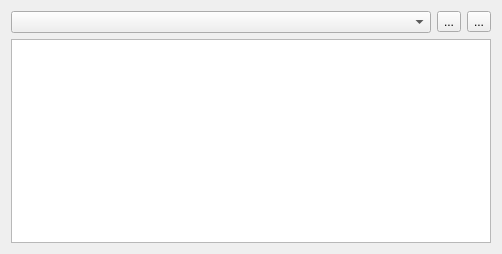
Old version of the form widgets/dmexportform.ui in the repository wepavel/BLSMark.
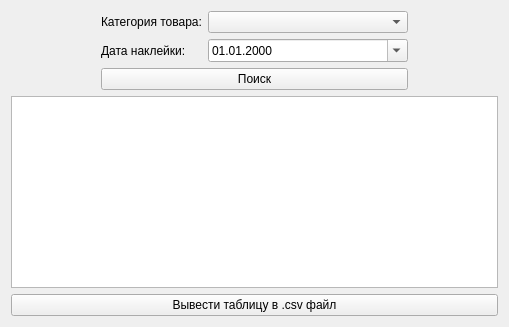
New version of the form. Icons and pictures are not drawn. Custom widgets are drawn as their Qt base class.

What changed in the file:
```diff
--- a/widgets/dmexportform.ui
+++ b/widgets/dmexportform.ui
@@ -6,40 +6,172 @@
    <rect>
     <x>0</x>
     <y>0</y>
-    <width>502</width>
-    <height>254</height>
+    <width>509</width>
+    <height>327</height>
    </rect>
   </property>
   <property name="windowTitle">
    <string>Form</string>
   </property>
-  <layout class="QGridLayout" name="gridLayout">
-   <item row="1" column="0">
-    <layout class="QHBoxLayout" name="horizontalLayout">
-     <item>
-      <widget class="QComboBox" name="comboBox"/>
+  <layout class="QVBoxLayout" name="verticalLayout">
+   <item>
+    <layout class="QGridLayout" name="gridLayout">
+     <property name="sizeConstraint">
+      <enum>QLayout::SizeConstraint::SetMinimumSize</enum>
+     </property>
+     <item row="1" column="2">
+      <widget class="GtinNamesComboBox" name="cb_goods">
+       <property name="sizePolicy">
+        <sizepolicy hsizetype="Expanding" vsizetype="Fixed">
+         <horstretch>0</horstretch>
+         <verstretch>0</verstretch>
+        </sizepolicy>
+       </property>
+       <property name="minimumSize">
+        <size>
+         <width>200</width>
+         <height>0</height>
+        </size>
+       </property>
+       <property name="maximumSize">
+        <size>
+         <width>450</width>
+         <height>16777215</height>
+        </size>
+       </property>
+      </widget>
      </item>
-     <item>
-      <widget class="QToolButton" name="pb_calendar">
+     <item row="1" column="1">
+      <widget class="QLabel" name="label">
+       <property name="maximumSize">
+        <size>
+         <width>120</width>
+         <height>16777215</height>
+        </size>
+       </property>
        <property name="text">
-        <string>...</string>
+        <string>Категория товара:</string>
        </property>
       </widget>
      </item>
-     <item>
-      <widget class="QToolButton" name="toolButton_2">
+     <item row="2" column="2">
+      <widget class="GoodsDateTimeEdit" name="dte_date">
+       <property name="sizePolicy">
+        <sizepolicy hsizetype="Expanding" vsizetype="Fixed">
+         <horstretch>0</horstretch>
+         <verstretch>0</verstretch>
+        </sizepolicy>
+       </property>
+       <property name="minimumSize">
+        <size>
+         <width>200</width>
+         <height>0</height>
+        </size>
+       </property>
+       <property name="maximumSize">
+        <size>
+         <width>450</width>
+         <height>16777215</height>
+        </size>
+       </property>
+       <property name="displayFormat">
+        <string>dd.MM.yyyy</string>
+       </property>
+       <property name="calendarPopup">
+        <bool>true</bool>
+       </property>
+      </widget>
+     </item>
+     <item row="3" column="1" colspan="2">
+      <widget class="QPushButton" name="pb_search">
+       <property name="styleSheet">
+        <string notr="true">
+QPushButton:hover {
+    border: 1px solid #fb9f18; /* Границы появляются при наведении */
+}
+
+QPushButton:pressed {
+    background-color: gray; /* Изменение фона при нажатии */
+} 
+
+QPushButton:focus {
+    color: white;
+    background-color: gray; /* Изменение фона при нажатии */
+}
+</string>
+       </property>
        <property name="text">
-        <string>...</string>
+        <string>Поиск</string>
        </property>
       </widget>
      </item>
+     <item row="2" column="1">
+      <widget class="QLabel" name="label_2">
+       <property name="maximumSize">
+        <size>
+         <width>120</width>
+         <height>16777215</height>
+        </size>
+       </property>
+       <property name="text">
+        <string>Дата наклейки:</string>
+       </property>
+      </widget>
+     </item>
+     <item row="2" column="3">
+      <spacer name="horizontalSpacer_2">
+       <property name="orientation">
+        <enum>Qt::Orientation::Horizontal</enum>
+       </property>
+       <property name="sizeHint" stdset="0">
+        <size>
+         <width>40</width>
+         <height>20</height>
+        </size>
+       </property>
+      </spacer>
+     </item>
+     <item row="2" column="0">
+      <spacer name="horizontalSpacer">
+       <property name="orientation">
+        <enum>Qt::Orientation::Horizontal</enum>
+       </property>
+       <property name="sizeHint" stdset="0">
+        <size>
+         <width>40</width>
+         <height>20</height>
+        </size>
+       </property>
+      </spacer>
+     </item>
     </layout>
    </item>
-   <item row="2" column="0">
-    <widget class="QTableView" name="tableView"/>
+   <item>
+    <widget class="QTableView" name="tv_goods"/>
+   </item>
+   <item>
+    <widget class="QPushButton" name="pb_load_in_csv">
+     <property name="text">
+      <string>Вывести таблицу в .csv файл</string>
+     </property>
+    </widget>
    </item>
   </layout>
  </widget>
- <resources/>
+ <customwidgets>
+  <customwidget>
+   <class>GtinNamesComboBox</class>
+   <extends>QComboBox</extends>
+   <header>gtinnamescombobox.h</header>
+  </customwidget>
+  <customwidget>
+   <class>GoodsDateTimeEdit</class>
+   <extends>QDateTimeEdit</extends>
+   <header>goodsdatetimeedit.h</header>
+  </customwidget>
+ </customwidgets>
+ <resources>
+  <include location="../resources.qrc"/>
+ </resources>
  <connections/>
 </ui>
```
Left out of the diff: 4 changed lines with no effect on the pictures.
